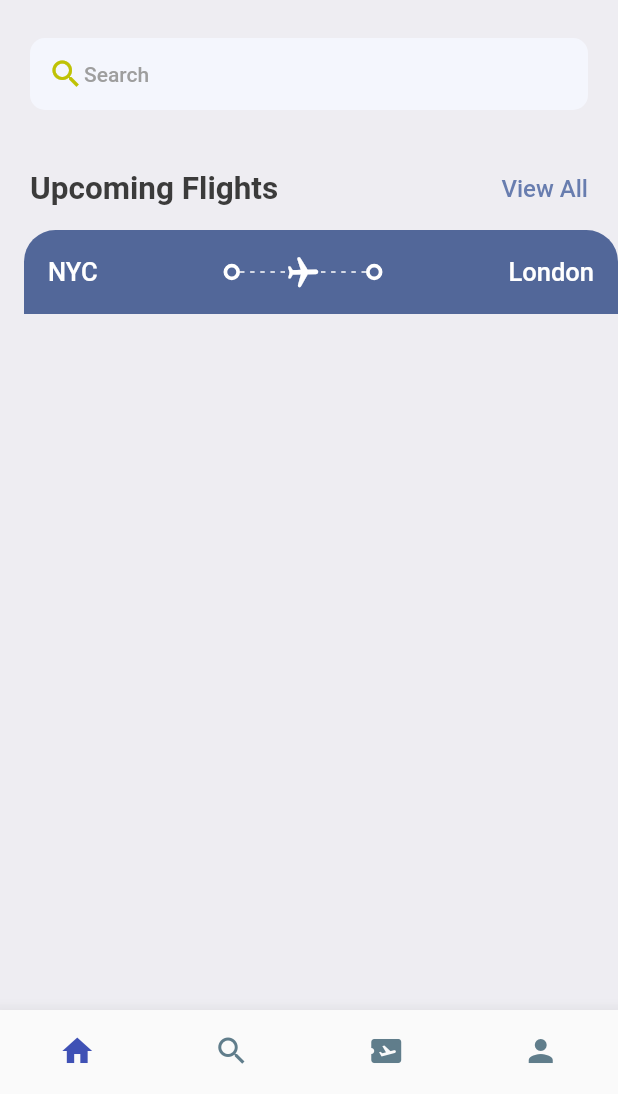
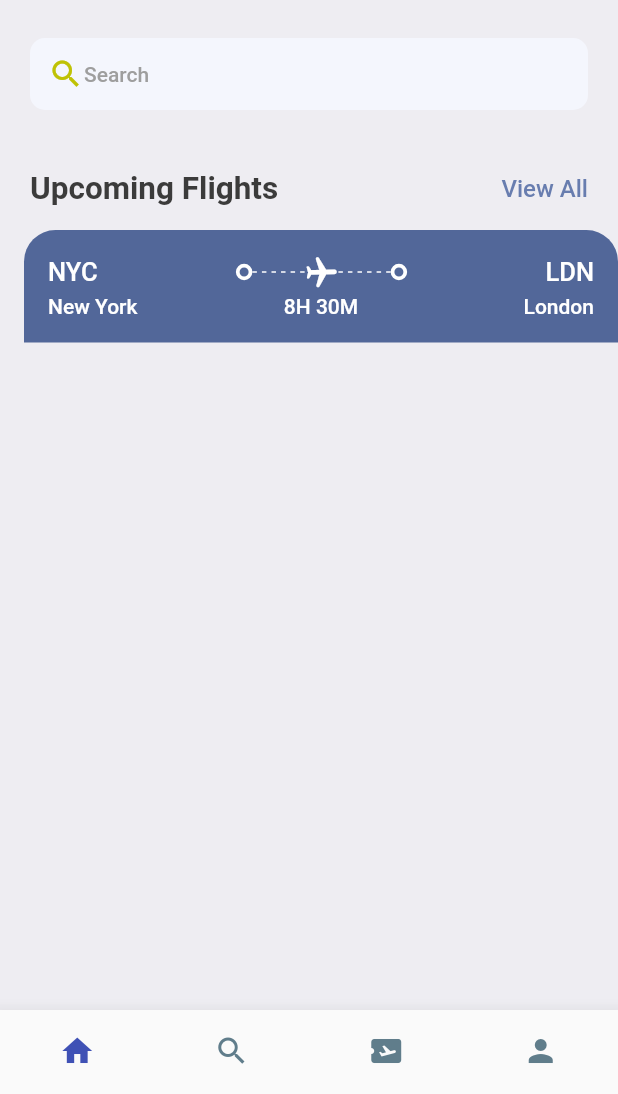
Before and after one commit to greenervigil/flutter_app, a Flutter app: the screen it shows after launch, on a phone screen of 412 x 824 dp, the part 142-1236 px from its top. Run offline on Flutter 3.47's test engine with Material 2 defaults, Android fonts, the phone set to English and light mode, and no system bars; our stand-ins replace gap.

Commit message:
uper ticket complete

```diff
--- a/lib/screens/ticket_view.dart
+++ b/lib/screens/ticket_view.dart
@@ -1,8 +1,8 @@
 import 'package:flutter/material.dart';
-import 'package:flutter/rendering.dart';
 import 'package:flutter_app/utils/app_layout.dart';
 import 'package:flutter_app/utils/app_styles.dart';
 import 'package:flutter_app/widgets/circle_container.dart';
+import 'package:gap/gap.dart';
 
 class TicketView extends StatelessWidget {
   const TicketView({super.key});
@@ -45,8 +45,6 @@ class TicketView extends StatelessWidget {
                               child: LayoutBuilder(
                                 builder: (BuildContext context,
                                     BoxConstraints constraints) {
-                                  print(
-                                      'width is ${constraints.constrainWidth()}');
                                   return Flex(
                                     direction: Axis.horizontal,
                                     mainAxisAlignment:
@@ -79,12 +77,40 @@ class TicketView extends StatelessWidget {
                       const CircleContainer(),
                       Expanded(child: Container()),
                       Text(
-                        'London',
+                        'LDN',
                         style:
                             Styles.headlineStyle3.copyWith(color: Colors.white),
                       ),
                     ],
-                  )
+                  ),
+                  const Gap(3),
+                  Row(
+                    mainAxisAlignment: MainAxisAlignment.spaceBetween,
+                    children: [
+                      SizedBox(
+                        width: 100,
+                        child: Text(
+                          'New York',
+                          style: Styles.headlineStyle4
+                              .copyWith(color: Colors.white),
+                        ),
+                      ),
+                      Text(
+                        '8H 30M',
+                        style:
+                            Styles.headlineStyle4.copyWith(color: Colors.white),
+                      ),
+                      SizedBox(
+                        width: 100,
+                        child: Text(
+                          'London',
+                          textAlign: TextAlign.end,
+                          style: Styles.headlineStyle4
+                              .copyWith(color: Colors.white),
+                        ),
+                      ),
+                    ],
+                  ),
                 ],
               ),
             ),
```
